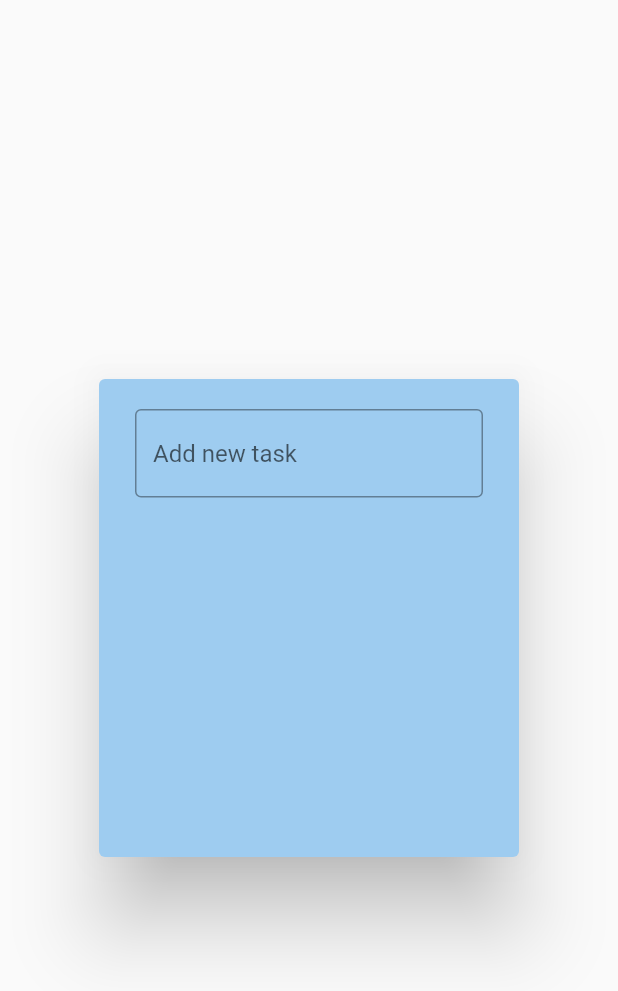
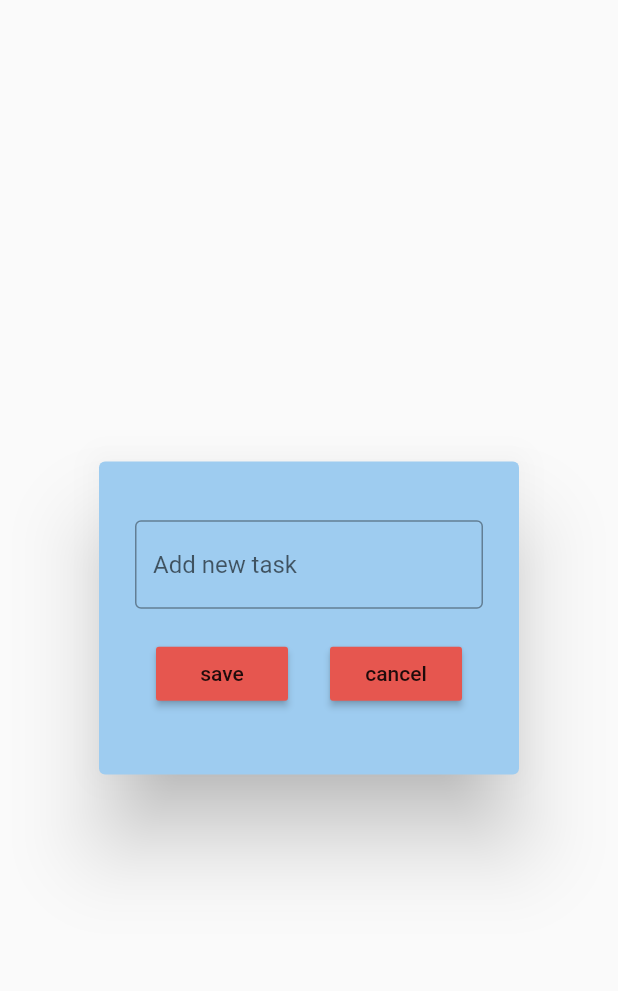
Before and after one commit to kaibalyajena/today, a Flutter app: the DialogBox widget shown alone on an empty page, opened directly, on a phone screen of 412 x 824 dp. Shown: the top 991 px of the screen. Run offline on Flutter 3.47's test engine with Material 2 defaults, Android fonts, the phone set to English and light mode, and no system bars.

Commit message:
dialog box and alert dialog

```diff
--- a/lib/utilities/dialog_box.dart
+++ b/lib/utilities/dialog_box.dart
@@ -1,4 +1,5 @@
 import 'package:flutter/material.dart';
+import 'package:today/utilities/my_button.dart';
 
 class DialogBox extends StatelessWidget {
   const DialogBox({super.key});
@@ -9,11 +10,22 @@ class DialogBox extends StatelessWidget {
     return AlertDialog(
       backgroundColor: Color.fromARGB(255, 158, 204, 240),
       content: Container(
-        height: h / 3,
-        child: Column(children: const [
-          TextField(
+        height: h / 5,
+        child:
+            Column(mainAxisAlignment: MainAxisAlignment.spaceEvenly, children: [
+          const TextField(
             decoration: InputDecoration(
-                border: OutlineInputBorder(), hintText: "Add new task"),
+                focusedBorder: OutlineInputBorder(
+                    borderSide: BorderSide(color: Color(0xff326789))),
+                border: OutlineInputBorder(),
+                hintText: "Add new task"),
+          ),
+          Row(
+            mainAxisAlignment: MainAxisAlignment.spaceAround,
+            children: [
+              MyButton(text: "save", onPressed: () {}),
+              MyButton(text: "cancel", onPressed: () {})
+            ],
           )
         ]),
       ),
--- /dev/null
+++ b/lib/utilities/my_button.dart
@@ -0,0 +1,16 @@
+import 'package:flutter/material.dart';
+
+class MyButton extends StatelessWidget {
+  final String text;
+  VoidCallback onPressed;
+  MyButton({super.key, required this.text, required this.onPressed});
+
+  @override
+  Widget build(BuildContext context) {
+    return MaterialButton(
+      onPressed: onPressed,
+      child: Text(text),
+      color: Color(0xffe6564f),
+    );
+  }
+}
```
